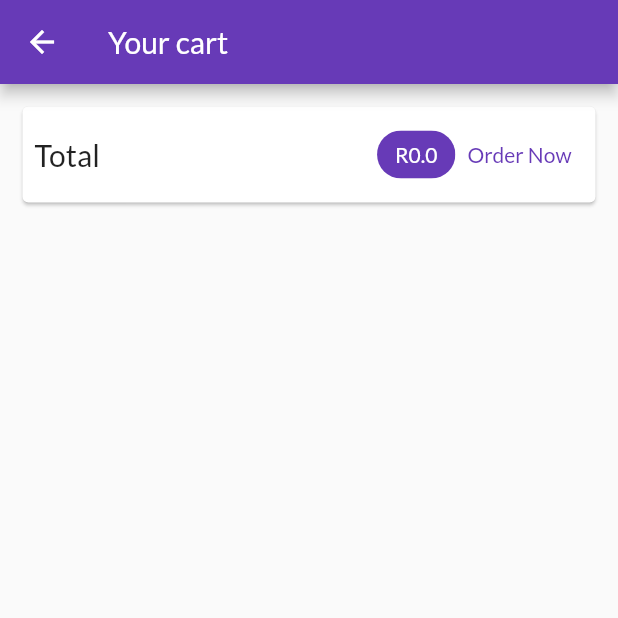
After one commit to Caleb1418/basic-shop-app, a Flutter app: the CartScreen screen opened by its route, on a phone screen of 412 x 824 dp, the top half of it. The commit adds this screen. Run offline on Flutter 3.47's test engine with Material 2 defaults, Android fonts, the phone set to English and light mode, and no system bars; missing offline and left inert: dart:ffi; network calls fail.

Commit message:
adding a cart and remove

```diff
--- a/lib/main.dart
+++ b/lib/main.dart
@@ -1,5 +1,6 @@
 import 'package:flutter/material.dart';
 import 'package:provider/provider.dart';
+import '../screens/cart_screen.dart';
 import './providers/cart.dart';
 import './screens/products_overview_screen.dart';
 import './screens/product_detail_screen.dart';
@@ -30,6 +31,7 @@
         home: ProductsOverviewScreen(),
         routes: {
           ProductDetailScreen.routName: (context) => ProductDetailScreen(),
+          CartScreen.routeName: (context) => CartScreen(),
         },
       ),
     );
--- a/lib/providers/cart.dart
+++ b/lib/providers/cart.dart
@@ -1,3 +1,5 @@
+import 'dart:ffi';
+
 import 'package:flutter/material.dart';
 
 class CartItem {
@@ -25,6 +27,14 @@
     return _items.length;
   }
 
+  double get totalAmount {
+    var total = 0.0;
+    _items.forEach((key, cartItem) {
+      total += cartItem.price * cartItem.quantity;
+    });
+    return total;
+  }
+
   void addItem(String productId, double price, String title) {
     if (_items.containsKey(productId)) {
       _items.update(
@@ -47,4 +57,9 @@
     }
     notifyListeners();
   }
+
+  Void removeItem(String productId) {
+    _items.remove(productId);
+    notifyListeners();
+  }
 }
--- /dev/null
+++ b/lib/screens/cart_screen.dart
@@ -0,0 +1,70 @@
+import 'package:flutter/material.dart';
+import 'package:provider/provider.dart';
+import '../widgets/cart_item.dart';
+
+import '../providers/cart.dart' show Cart;
+
+class CartScreen extends StatelessWidget {
+  static const routeName = '/cart';
+  @override
+  Widget build(BuildContext context) {
+    final cart = Provider.of<Cart>(context);
+    return Scaffold(
+      appBar: AppBar(
+        title: Text("Your cart"),
+      ),
+      body: Column(
+        children: <Widget>[
+          Card(
+            margin: EdgeInsets.all(15),
+            child: Padding(
+              padding: EdgeInsets.all(8),
+              child: Row(
+                mainAxisAlignment: MainAxisAlignment.spaceBetween,
+                children: <Widget>[
+                  Text(
+                    "Total",
+                    style: TextStyle(fontSize: 20),
+                  ),
+                  Spacer(),
+                  Chip(
+                    label: Text(
+                      'R${cart.totalAmount}',
+                      style: TextStyle(
+                          color: Theme.of(context)
+                              .primaryTextTheme
+                              .titleMedium
+                              .color),
+                    ),
+                    backgroundColor: Theme.of(context).primaryColor,
+                  ),
+                  TextButton(
+                    onPressed: () {},
+                    child: Text(
+                      'Order Now',
+                      style: TextStyle(
+                        color: Theme.of(context).primaryColor,
+                      ),
+                    ),
+                  )
+                ],
+              ),
+            ),
+          ),
+          SizedBox(height: 10),
+          Expanded(
+              child: ListView.builder(
+            itemBuilder: (context, index) => CartItem(
+              cart.items.values.toList()[index].id,
+              cart.items.values.toList()[index].price,
+              cart.items.values.toList()[index].quantity,
+              cart.items.values.toList()[index].title,
+              cart.items.keys.toList()[index],
+            ),
+            itemCount: cart.items.length,
+          ))
+        ],
+      ),
+    );
+  }
+}
--- a/lib/screens/products_overview_screen.dart
+++ b/lib/screens/products_overview_screen.dart
@@ -1,5 +1,6 @@
 import "package:flutter/material.dart";
 import 'package:provider/provider.dart';
+import '/screens/cart_screen.dart';
 import '../providers/cart.dart';
 import '../widgets/badge.dart';
 
@@ -56,7 +57,9 @@
               value: cartData.itemCount.toString(),
             ),
             child: IconButton(
-              onPressed: () {},
+              onPressed: () {
+                Navigator.of(context).pushNamed(CartScreen.routeName);
+              },
               icon: Icon(Icons.shopping_cart_sharp),
             ),
           )
```
Also changed, not shown: lib/widgets/cart_item.dart (added, +58 -0 lines).
